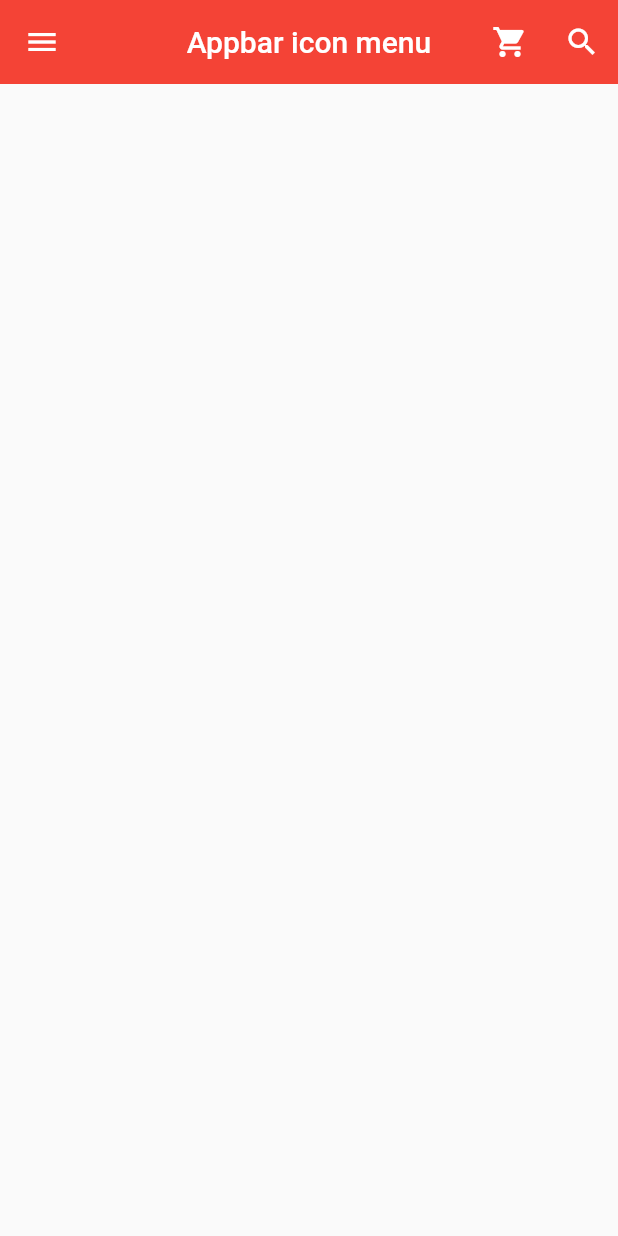
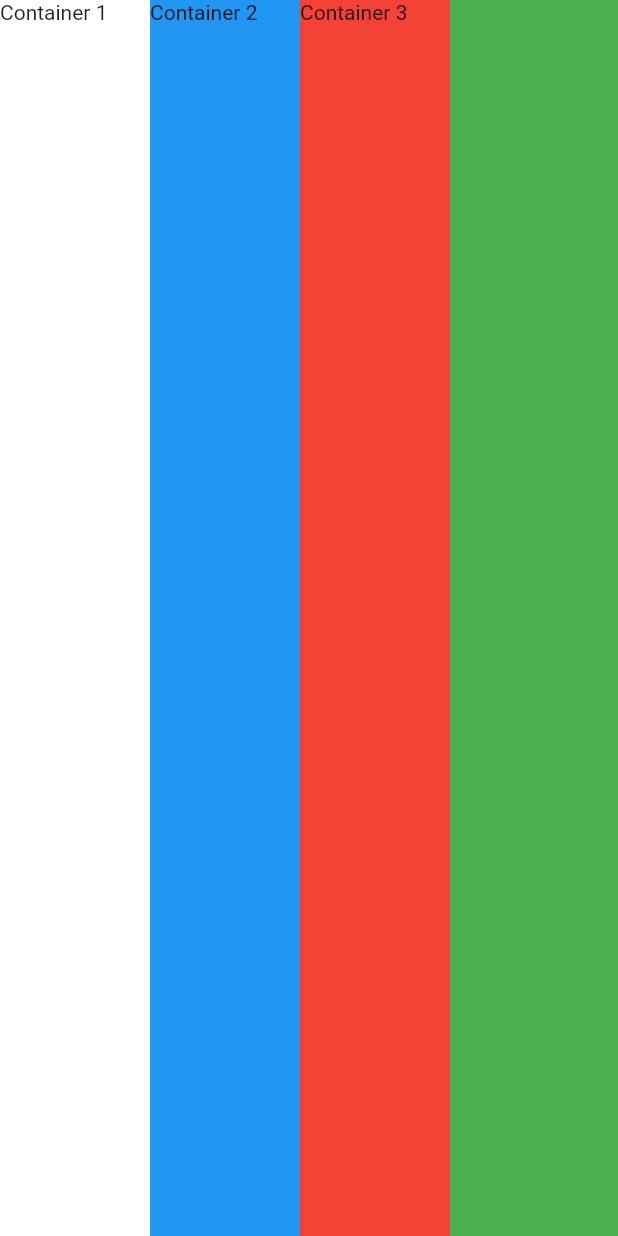
Before and after one commit to jhchoo/Flutter_FollowTheCourse1, a Flutter app: the screen it shows after launch, on a phone screen of 412 x 824 dp. Run offline on Flutter 3.47's test engine with Material 2 defaults, Android fonts, the light colour scheme and no system bars; our stand-ins replace fluttertoast.

Commit message:
21강까지 정리.

```diff
--- /dev/null
+++ b/lib/flutter09.dart
@@ -0,0 +1,44 @@
+import 'package:flutter/material.dart';
+
+class MyColumn extends StatelessWidget {
+  @override
+  Widget build(BuildContext context) {
+    return Scaffold(
+      backgroundColor: Colors.green,
+      body: SafeArea(
+        child: Center(
+          child: Row( //Row
+            // mainAxisSize: MainAxisSize.min,
+            // verticalDirection: VerticalDirection.up,
+            // mainAxisAlignment: MainAxisAlignment.spaceEvenly,
+            // mainAxisAlignment: MainAxisAlignment.spaceBetween,
+            // crossAxisAlignment: CrossAxisAlignment.end,
+            crossAxisAlignment: CrossAxisAlignment.stretch,
+            children: [
+              Container(
+                width: 100,
+                height: 100,
+                color: Colors.white,
+                child: Text('Container 1'),
+              ),
+              SizedBox(height: 30,),
+              Container(
+                width: 100,
+                height: 100,
+                color: Colors.blue,
+                child: Text('Container 2'),
+              ),
+              Container(
+                width: 100,
+                height: 100,
+                color: Colors.red,
+                child: Text('Container 3'),
+              ),
+
+            ],
+          ),
+        ),
+      ),
+    );
+  }
+}
--- a/lib/main.dart
+++ b/lib/main.dart
@@ -2,7 +2,12 @@ import 'package:flutter/material.dart';
 import 'flutter01.dart'; // 6,7,8 강, MyHomePage
 import 'flutter02.dart'; // 9 강, MyCard
 import 'flutter03.dart'; // 10, 11강, Grade
-import 'flutter04.dart'; // 14강, MyPage
+import 'flutter04.dart'; // 14, 15, 16강, MyPage
+import 'flutter05.dart'; // 17, 18강, MyScaffoldMessenger
+import 'flutter06.dart'; // 19강, MySnackBar
+import 'flutter07.dart'; // 19강, MyToast
+import 'flutter08.dart'; // 20강, MyContainer
+import 'flutter09.dart'; // 21강, MyColumn
 
 void main() => runApp(MyApp());
 
@@ -17,7 +22,12 @@ class MyApp extends StatelessWidget {
     // home: MyHomePage(),
     // home: MyCard(),
     // home: Grade(),
-     home: MyPage(),
+    // home: MyPage(),
+    // home: MyScaffoldMessenger(),
+    // home: MySnackBar(),
+    // home: MyToast(),
+    // home: MyContainer(),
+      home: MyColumn(),
     );
   }
 }
--- a/pubspec.yaml
+++ b/pubspec.yaml
@@ -28,6 +28,7 @@ dependencies:
   # The following adds the Cupertino Icons font to your application.
   # Use with the CupertinoIcons class for iOS style icons.
   cupertino_icons: ^1.0.2
+  fluttertoast: ^8.0.3
 
 dev_dependencies:
   flutter_test:
```
Also changed, not shown: lib/flutter04.dart (+76 -14 lines), lib/flutter05.dart (added, +24 -0 lines), lib/flutter06.dart (added, +43 -0 lines), lib/flutter07.dart (added, +32 -0 lines), lib/flutter08.dart (added, +22 -0 lines), pubspec.lock, 6 other files.
